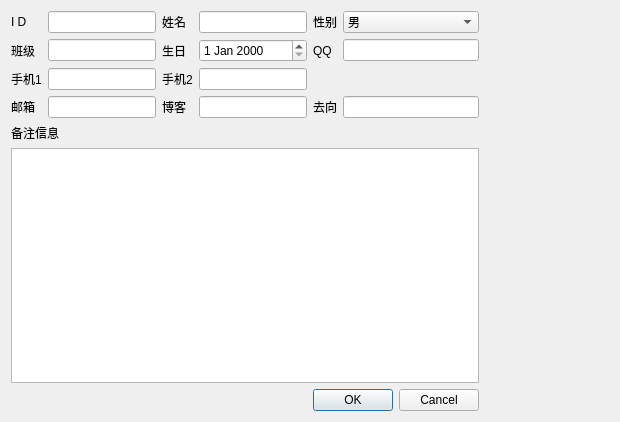
This is ui/ChangeInfoDialog.ui in hurley25/xylms as Qt 5 draws it before an edit. The edited form follows.
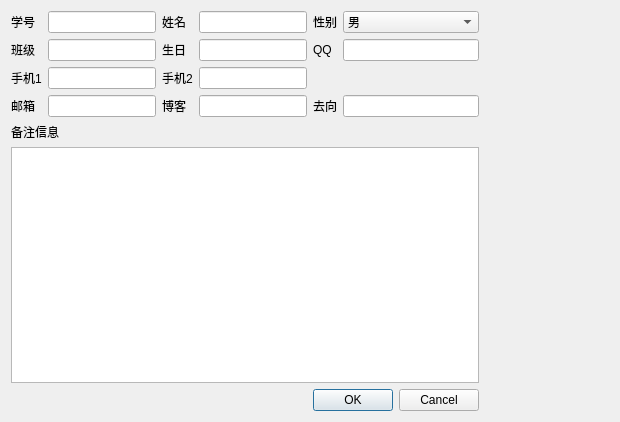
This is the edited form.

Diff of the .ui file:
```diff
--- a/ui/ChangeInfoDialog.ui
+++ b/ui/ChangeInfoDialog.ui
@@ -19,7 +19,7 @@
      <item row="0" column="0">
       <widget class="QLabel" name="label">
        <property name="text">
-        <string>I D</string>
+        <string>学号 </string>
        </property>
       </widget>
      </item>
@@ -74,9 +74,6 @@
        </property>
       </widget>
      </item>
-     <item row="1" column="3">
-      <widget class="QDateEdit" name="birthdayEdit"/>
-     </item>
      <item row="1" column="4">
       <widget class="QLabel" name="label_6">
        <property name="text">
@@ -157,6 +154,9 @@
        </property>
       </widget>
      </item>
+     <item row="1" column="3">
+      <widget class="QLineEdit" name="birthdayEdit"/>
+     </item>
     </layout>
    </item>
   </layout>
```
